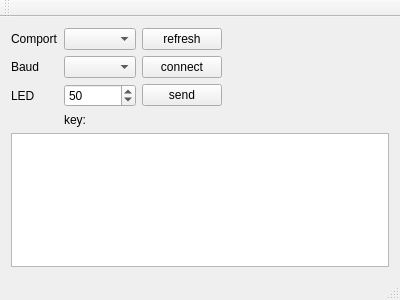
Above: qt/project/src/mainwindow.ui from Crystal-Photonics/crystalBoot before the change. Below: the same form after it.
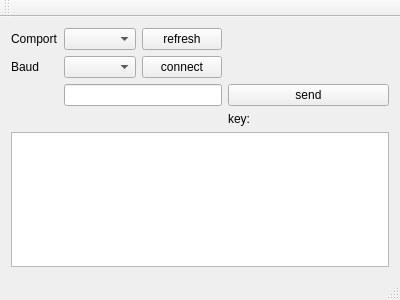
That is the form after the change.

```diff
--- a/qt/project/src/mainwindow.ui
+++ b/qt/project/src/mainwindow.ui
@@ -18,13 +18,6 @@
     <item row="0" column="2">
      <widget class="QComboBox" name="cmbPort"/>
     </item>
-    <item row="2" column="1">
-     <widget class="QLabel" name="label_2">
-      <property name="text">
-       <string>LED</string>
-      </property>
-     </widget>
-    </item>
     <item row="0" column="4">
      <spacer name="horizontalSpacer">
       <property name="orientation">
@@ -38,16 +31,6 @@
       </property>
      </spacer>
     </item>
-    <item row="2" column="2">
-     <widget class="QSpinBox" name="spinBox">
-      <property name="maximum">
-       <number>1000</number>
-      </property>
-      <property name="value">
-       <number>50</number>
-      </property>
-     </widget>
-    </item>
     <item row="0" column="1">
      <widget class="QLabel" name="label">
       <property name="text">
@@ -55,7 +38,7 @@
       </property>
      </widget>
     </item>
-    <item row="2" column="3">
+    <item row="3" column="4">
      <widget class="QPushButton" name="btnSend">
       <property name="text">
        <string>send</string>
@@ -79,7 +62,7 @@
       </property>
      </widget>
     </item>
-    <item row="4" column="1" colspan="4">
+    <item row="5" column="1" colspan="4">
      <widget class="QPlainTextEdit" name="plainTextEdit"/>
     </item>
     <item row="0" column="3">
@@ -89,13 +72,16 @@
       </property>
      </widget>
     </item>
-    <item row="3" column="2" colspan="2">
+    <item row="4" column="4">
      <widget class="QLabel" name="lblKey">
       <property name="text">
        <string>key:</string>
       </property>
      </widget>
     </item>
+    <item row="3" column="2" colspan="2">
+     <widget class="QLineEdit" name="edtFileName"/>
+    </item>
    </layout>
   </widget>
   <widget class="QMenuBar" name="menuBar">
```
